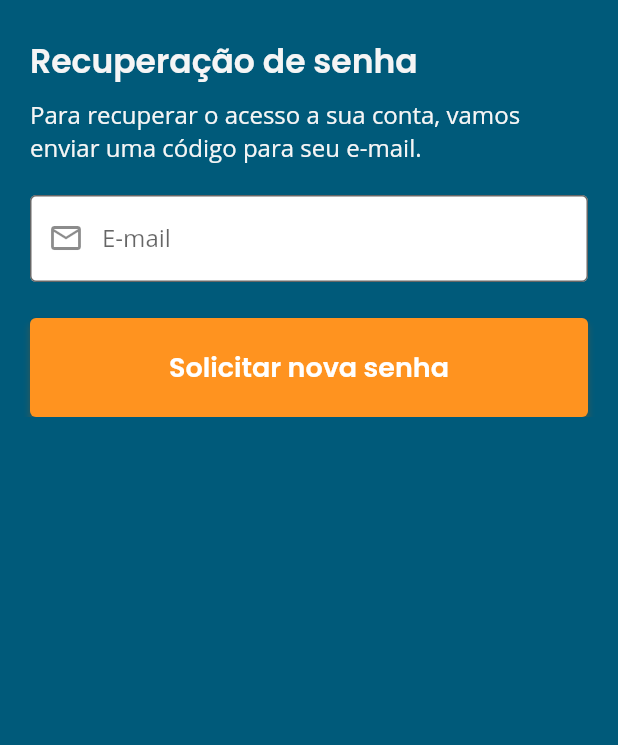
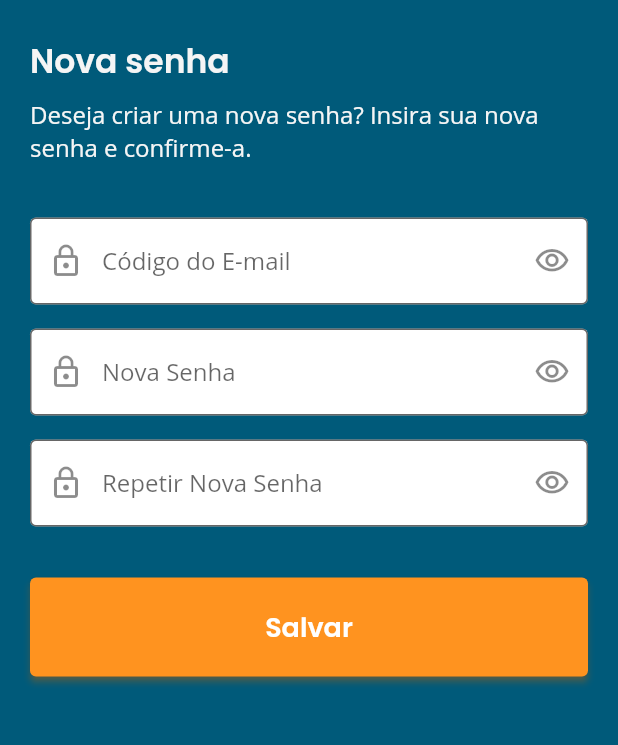
Before and after one commit to Lend-it/Front, a Flutter app: the RecoverPassword screen opened by its route, after a tap on "Solicitar nova senha", on a phone screen of 412 x 824 dp, the part 184-929 px from its top. Run offline on Flutter 3.47's test engine with Material 2 defaults, Android fonts, the phone set to English and light mode, and no system bars; our stand-ins replace flushbar, flutter_svg, geolocator, google_maps_flutter, shared_preferences; missing offline and left inert: flutter_open_whatsapp, smart_select; accounts and stored records are empty.

Commit message:
feat: fga-eps-mds/2020.2-Lend.it#127 Create new password page
Co-authored-by: Thais Reboucas <rotinasoftware@gmail.com>
Co-authored-by: Matheus Monteiro <matheusyanmonteiro@gmail.com>

```diff
--- a/lib/routes/app_routes.dart
+++ b/lib/routes/app_routes.dart
@@ -9,4 +9,5 @@ class AppRoutes {
   static const CREATE_LEND = '/create-lend';
   static const EDIT_LEND = '/edit-lend';
   static const RECOVER_PASSWORD = '/recover-password';
+  static const NEW_PASSWORD = '/new-password';
 }
--- a/lib/routes/routes.dart
+++ b/lib/routes/routes.dart
@@ -1,5 +1,6 @@
 import 'package:flutter/widgets.dart';
 import 'package:front/routes/app_routes.dart';
+import 'package:front/view/auth/new_password.dart';
 import 'package:front/view/auth/recover_password.dart';
 import 'package:front/view/auth/register_page.dart';
 import 'package:front/view/geolocation/geolocation_page.dart';
@@ -23,5 +24,6 @@ class Routes {
     AppRoutes.MAP_PAGE: (ctx) => MapPage(),
     AppRoutes.CREATE_LEND: (ctx) => CreateLend(),
     AppRoutes.RECOVER_PASSWORD: (ctx) => RecoverPassword(),
+    AppRoutes.NEW_PASSWORD: (ctx) => NewPassword(),
   };
 }
--- /dev/null
+++ b/lib/view/auth/new_password.dart
@@ -0,0 +1,76 @@
+import 'package:flutter/material.dart';
+import 'package:flutter/widgets.dart';
+import 'package:front/widgets/base_auth_page.dart';
+import 'package:front/widgets/button.dart';
+import 'package:front/widgets/input.dart';
+
+class NewPassword extends StatefulWidget {
+  @override
+  _NewPasswordState createState() => _NewPasswordState();
+}
+
+class _NewPasswordState extends State<NewPassword> {
+  TextEditingController _emailController;
+  TextEditingController _passwordController;
+  TextEditingController _passwordConfirmController;
+
+  @override
+  void initState() {
+    super.initState();
+    _emailController = TextEditingController();
+    _passwordController = TextEditingController();
+    _passwordConfirmController = TextEditingController();
+  }
+
+  @override
+  void dispose() {
+    _emailController.dispose();
+    _passwordController.dispose();
+    _passwordConfirmController.dispose();
+    super.dispose();
+  }
+
+  @override
+  Widget build(BuildContext context) {
+    return Scaffold(
+      body: BaseAuthPage(
+        title: "Nova senha",
+        subtitle:
+            "Deseja criar uma nova senha? Insira sua nova senha e confirme-a.",
+        body: Container(
+          padding: EdgeInsets.symmetric(horizontal: 20, vertical: 15),
+          child: Column(
+            children: [
+              Input(
+                prefix: Icons.lock_outline,
+                placeholder: 'Código do E-mail',
+                type: TextInputType.emailAddress,
+                controller: _passwordController,
+                isPassword: true,
+              ),
+              Input(
+                prefix: Icons.lock_outline,
+                placeholder: 'Nova Senha',
+                type: TextInputType.emailAddress,
+                controller: _passwordController,
+                isPassword: true,
+              ),
+              Input(
+                prefix: Icons.lock_outline,
+                placeholder: 'Repetir Nova Senha',
+                type: TextInputType.emailAddress,
+                controller: _passwordController,
+                isPassword: true,
+              ),
+              SizedBox(height: 10),
+              Button(
+                title: 'Salvar',
+                onPressedHandler: () {},
+              )
+            ],
+          ),
+        ),
+      ),
+    );
+  }
+}
--- a/lib/view/auth/recover_password.dart
+++ b/lib/view/auth/recover_password.dart
@@ -1,5 +1,6 @@
 import 'package:flutter/material.dart';
 import 'package:flutter/widgets.dart';
+import 'package:front/routes/app_routes.dart';
 import 'package:front/widgets/base_auth_page.dart';
 import 'package:front/widgets/button.dart';
 import 'package:front/widgets/input.dart';
@@ -43,7 +44,12 @@ class _RecoverPasswordState extends State<RecoverPassword> {
               ),
               Button(
                 title: 'Solicitar nova senha',
-                onPressedHandler: () {},
+                onPressedHandler: () {
+                  Navigator.pushNamed(
+                    context,
+                    AppRoutes.NEW_PASSWORD,
+                  );
+                },
               )
             ],
           ),
```
